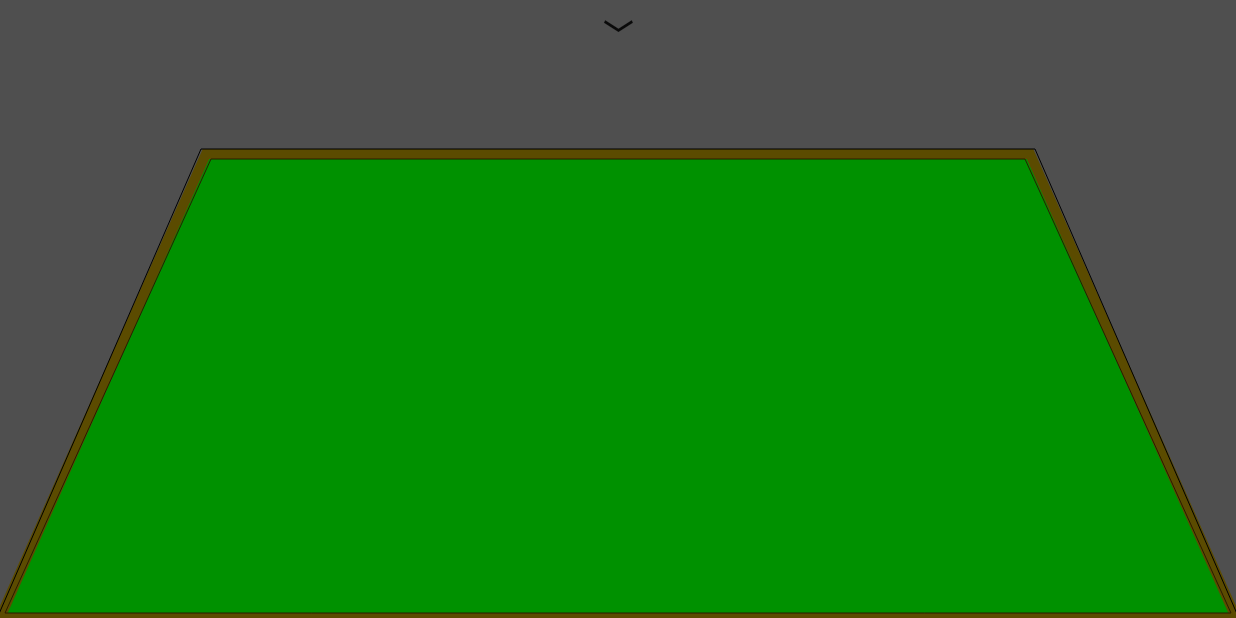
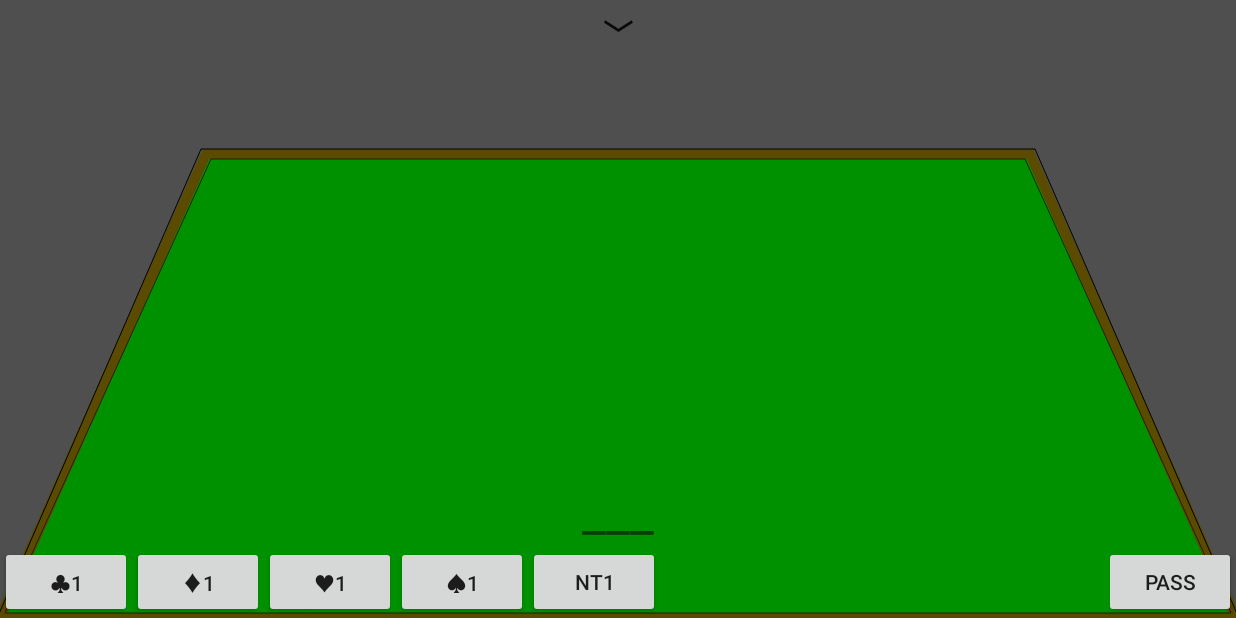
Before and after one commit to SeamasShih/FxcBridge, an Android app: the MainGameServer screen opened directly, with no data from a screen before it, on a phone screen of 824 x 412 dp (held sideways). Run offline under Robolectric (Android 15) with nearby library versions, the phone set to English and light mode, and no system bars.

Commit message:
Add bid function
add bid function.

```diff
--- a/app/src/main/res/layout/activity_bridge_game.xml
+++ b/app/src/main/res/layout/activity_bridge_game.xml
@@ -103,11 +103,62 @@
         android:rotation="250"
         app:srcCompat="@drawable/win_bridge_level_list" />
 
+    <TextView
+        android:id="@+id/bidText"
+        android:layout_width="wrap_content"
+        android:layout_height="wrap_content"
+        android:layout_above="@+id/bidHearts"
+        android:layout_centerHorizontal="true"
+        android:text="___"
+        android:textSize="35dp" />
+
+    <Button
+        android:id="@+id/bidClub"
+        android:layout_width="wrap_content"
+        android:layout_height="wrap_content"
+        android:layout_alignParentBottom="true"
+        android:layout_alignParentStart="true"
+        android:text="@string/Clubs1"/>
+    <Button
+        android:layout_width="wrap_content"
+        android:layout_height="wrap_content"
+        android:id="@+id/bidDiamonds"
+        android:layout_toRightOf="@+id/bidClub"
+        android:layout_alignParentBottom="true"
+        android:text="@string/Diamonds1"/>
+    <Button
+        android:layout_width="wrap_content"
+        android:layout_height="wrap_content"
+        android:id="@+id/bidHearts"
+        android:layout_toRightOf="@+id/bidDiamonds"
+        android:layout_alignParentBottom="true"
+        android:text="@string/Hearts1"/>
+    <Button
+        android:layout_width="wrap_content"
+        android:layout_height="wrap_content"
+        android:id="@+id/bidSpades"
+        android:layout_toRightOf="@+id/bidHearts"
+        android:layout_alignParentBottom="true"
+        android:text="@string/Spades1"/>
+    <Button
+        android:layout_width="wrap_content"
+        android:layout_height="wrap_content"
+        android:id="@+id/bidNoTrumps"
+        android:layout_toRightOf="@+id/bidSpades"
+        android:layout_alignParentBottom="true"
+        android:text="@string/NoTrump1"/>
+    <Button
+        android:layout_width="wrap_content"
+        android:layout_height="wrap_content"
+        android:id="@+id/bidPass"
+        android:layout_alignParentEnd="true"
+        android:layout_alignParentBottom="true"
+        android:text="@string/Pass"/>
+
     <SlidingDrawer
         android:id="@+id/sd"
         android:layout_width="wrap_content"
-        android:layout_height="match_parent"
-        android:layout_marginBottom="100sp"
+        android:layout_height="250sp"
         android:content="@+id/content"
         android:handle="@+id/handle"
         android:orientation="vertical"
```
Also changed, not shown: app/src/main/java/com/example/seamasshih/fxcbridge/MainGameClient.java (+41 -1 lines), app/src/main/res/values/strings.xml (+36 -0 lines).
